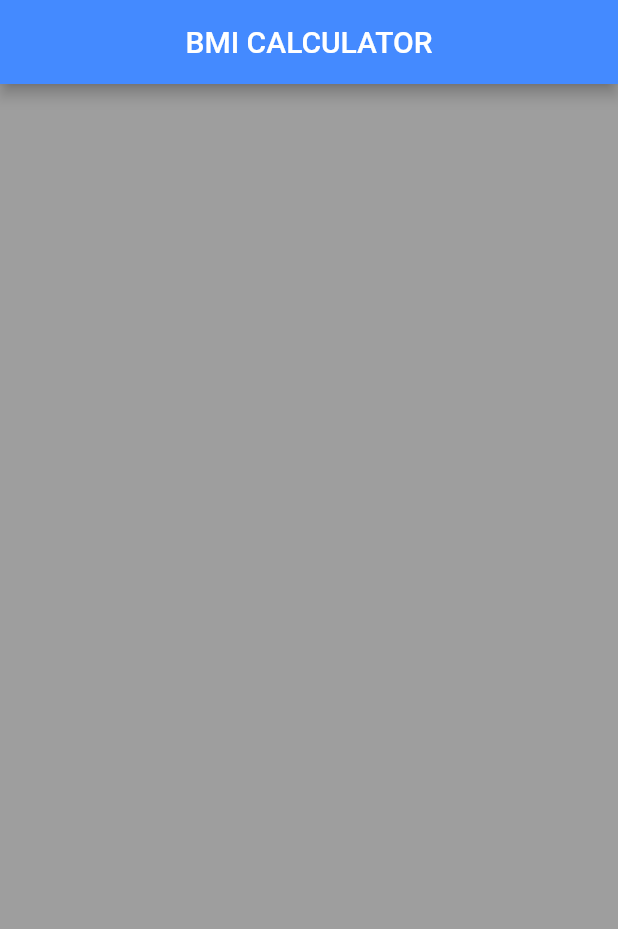
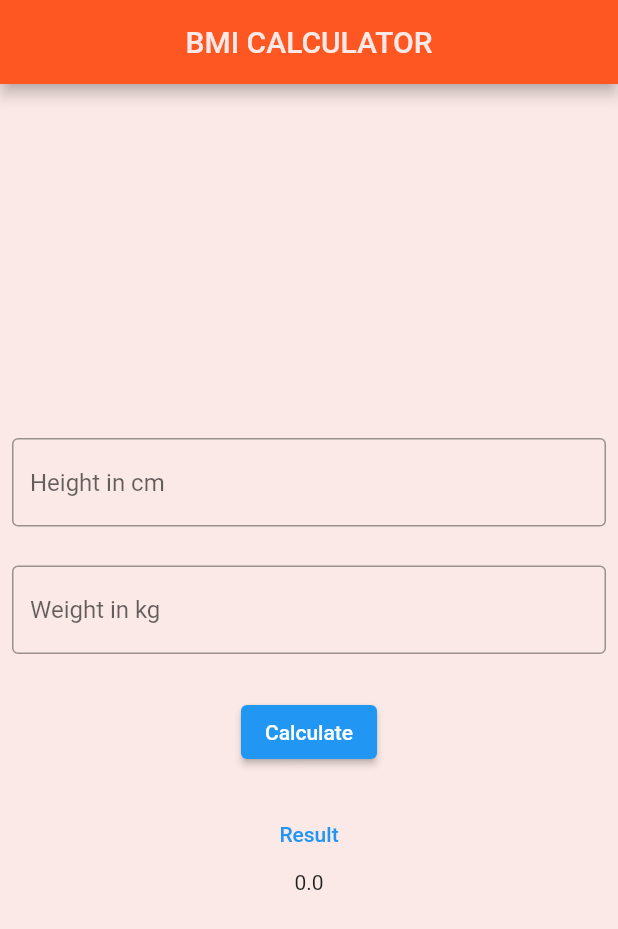
Before and after one commit to Adhithi-C/bmi, a Flutter app: the screen it shows after launch, on a phone screen of 412 x 824 dp. Shown: the top 929 px of the screen. Run offline on Flutter 3.47's test engine with Material 2 defaults, Android fonts, the phone set to English and light mode, and no system bars.

Commit message:
BMI Calculation

```diff
--- /dev/null
+++ b/lib/home.dart
@@ -0,0 +1,64 @@
+import 'package:flutter/material.dart';
+
+class BmiCalculator extends StatefulWidget {
+  const BmiCalculator({Key? key}) : super(key: key);
+
+  @override
+  State<BmiCalculator> createState() => _BmiCalcState();
+}
+
+class _BmiCalcState extends State<BmiCalculator> {
+  TextEditingController height=TextEditingController();
+  TextEditingController weight=TextEditingController();
+  double height_value=0;
+  double weight_value=0;
+  double result=0;
+  void calculate(){
+    height_value=double.parse(height.text)/100;
+    weight_value=double.parse(weight.text);
+    result=weight_value/(height_value*height_value);
+    print(result);
+  }
+  @override
+  Widget build(BuildContext context) {
+    return  Scaffold(
+      appBar: AppBar(
+          backgroundColor: Colors.deepOrange,
+          centerTitle: true,
+          title: Text(
+            'BMI CALCULATOR',
+            style: TextStyle(color: Colors.deepOrange[50]),
+          )),
+      backgroundColor: Colors.deepOrange[50],
+      body: Column(
+        mainAxisAlignment: MainAxisAlignment.center,children: [
+          Padding(
+            padding: const EdgeInsets.all(8.0),
+            child: TextField(
+              controller: height,
+              decoration: InputDecoration(
+                border: OutlineInputBorder(),hintText: 'Height in cm'),),
+          ),
+        SizedBox(height: 10),
+        Padding(
+          padding: const EdgeInsets.all(8.0),
+          child: TextField(
+            controller: weight,
+            decoration: InputDecoration(
+                border: OutlineInputBorder(),hintText: 'Weight in kg'),
+          ),
+        ),
+        SizedBox(height: 20),
+        ElevatedButton(onPressed: (){}, child: Text('Calculate'),),
+        SizedBox(height: 20),
+        TextButton(onPressed: () {
+          setState(() {
+            calculate();
+          });
+        },child:Text('Result')),
+        Text(result.toString())
+      ],
+      ),
+    );
+  }
+}
--- a/lib/main.dart
+++ b/lib/main.dart
@@ -1,29 +1,6 @@
+import 'package:bmi/home.dart';
 import 'package:flutter/material.dart';
 
 void main() {
-  runApp(const MyApp());
+  runApp(MaterialApp(home: BmiCalculator(),));
 }
-
-class MyApp extends StatefulWidget {
-  const MyApp({Key? key}) : super(key: key);
-
-  @override
-  State<MyApp> createState() => _MyAppState();
-}
-
-class _MyAppState extends State<MyApp> {
-  @override
-  Widget build(BuildContext context) {
-    return MaterialApp(
-        debugShowCheckedModeBanner:false,
-        home: Scaffold(
-        backgroundColor: Colors.grey,
-        appBar: AppBar(
-        backgroundColor: Colors.blueAccent,
-        centerTitle: true,
-        title: Text('BMI CALCULATOR'),
-        ),
-    ),
-    );
-  }
-}
```
